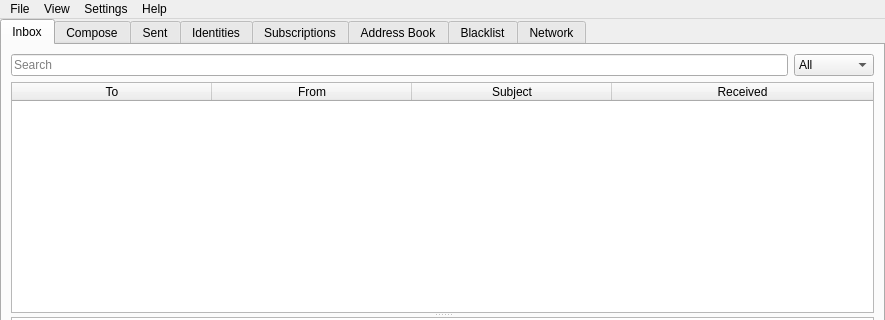
webdev25/PyBitmessage, file src/bitmessageqt/bitmessageui.ui: the form before one commit; both pictures show x 0 to 885 and y 0 to 320 of the 885 by 580 pixel window.
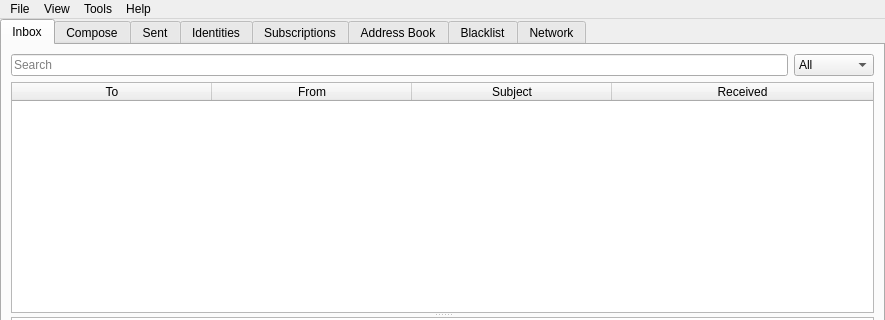
The form after the commit. Icons and pictures are not drawn.

Commit message: Made changes to main navigation

```diff
--- a/src/bitmessageqt/bitmessageui.ui
+++ b/src/bitmessageqt/bitmessageui.ui
@@ -1166,15 +1166,6 @@
     </widget>
     <addaction name="menuNew"/>
     <addaction name="actionJoinChan"/>
-    <addaction name="actionRegenerateDeterministicAddresses"/>
-    <addaction name="actionDeleteAllTrashedMessages"/>
-    <addaction name="actionManageKeys"/>
-    <addaction name="actionExit"/>
-   </widget>
-   <widget class="QMenu" name="menuSettings">
-    <property name="title">
-     <string>Settings</string>
-    </property>
     <addaction name="actionSettings"/>
    </widget>
    <widget class="QMenu" name="menuHelp">
@@ -1209,9 +1200,17 @@
     <addaction name="menuToggle"/>
     <addaction name="menuViewTabPosition"/>
    </widget>
+   <widget class="QMenu" name="menuTools">
+    <property name="title">
+     <string>Tools</string>
+    </property>
+    <addaction name="actionDeleteAllTrashedMessages"/>
+    <addaction name="actionRegenerateDeterministicAddresses"/>
+    <addaction name="actionManageKeys"/>
+   </widget>
    <addaction name="menuFile"/>
    <addaction name="menuView"/>
-   <addaction name="menuSettings"/>
+   <addaction name="menuTools"/>
    <addaction name="menuHelp"/>
   </widget>
   <widget class="QStatusBar" name="statusbar">
```
Left out of the diff: 3 changed lines with no effect on the pictures. The commit also changes 1 other file.
